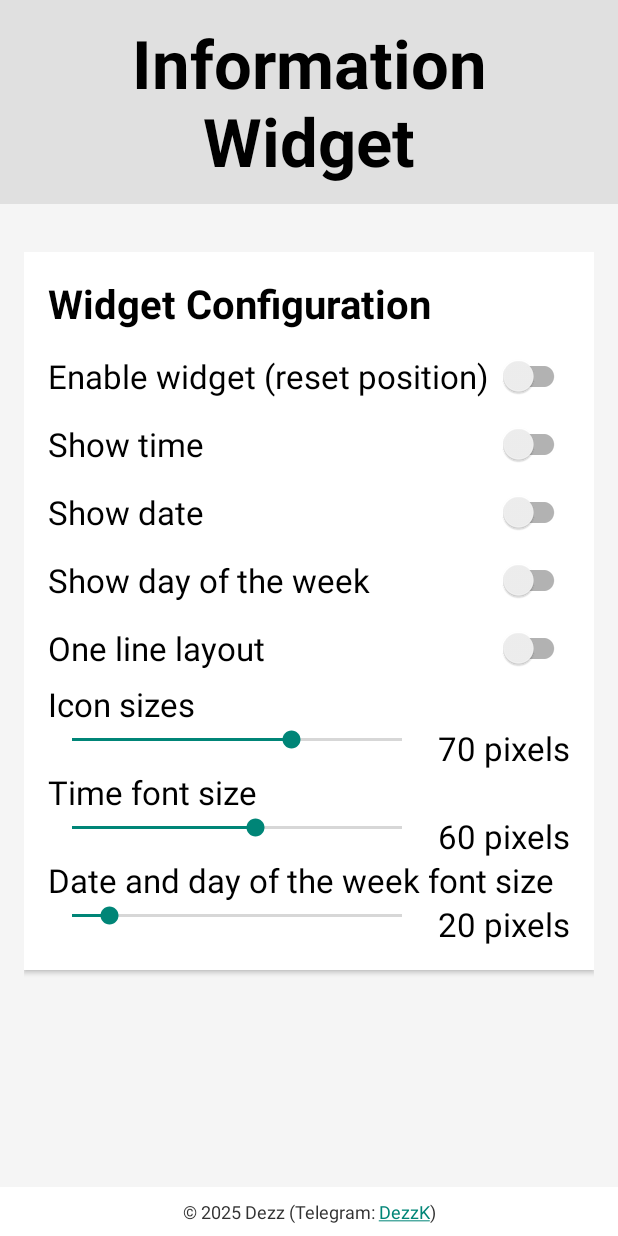
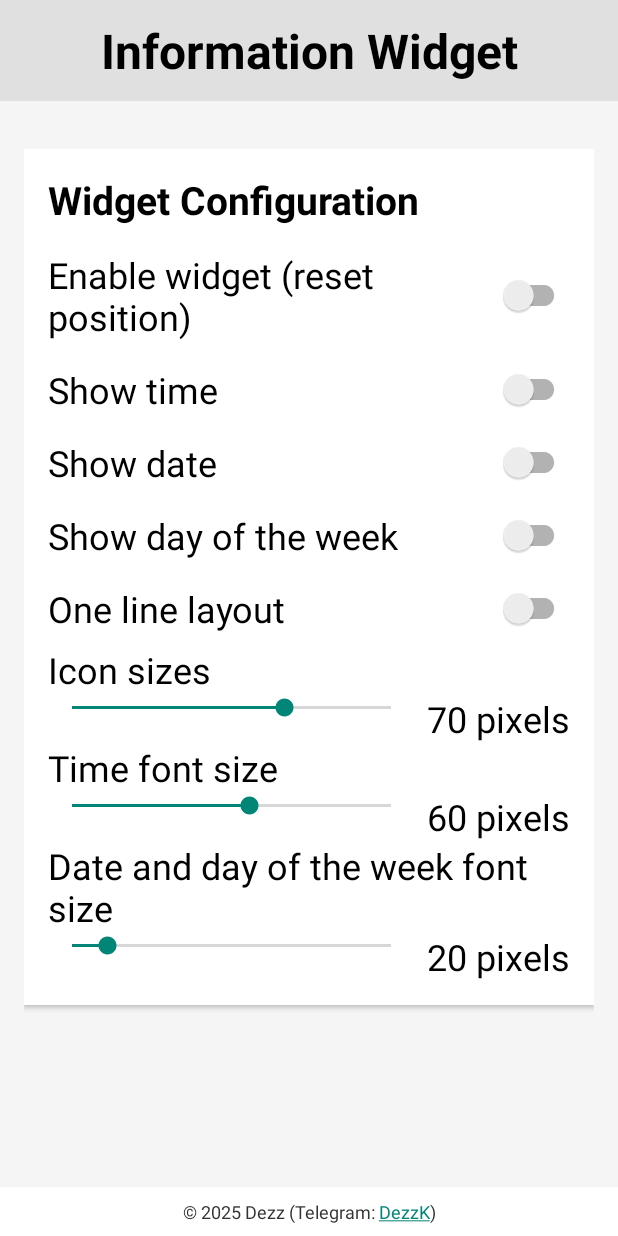
Before and after one commit to DezzK/status-widget, an Android app: the screen it shows after launch (MainActivity), on a phone screen of 412 x 824 dp. Run offline under Robolectric (Android 15) with nearby library versions, the phone set to English and light mode, and no system bars.

Commit message:
fix: update font sizes in main activity

```diff
--- a/app/src/main/res/layout/activity_main.xml
+++ b/app/src/main/res/layout/activity_main.xml
@@ -35,7 +35,7 @@
         android:paddingVertical="12sp"
         android:text="@string/app_name"
         android:textColor="@color/text_primary"
-        android:textSize="20pt"
+        android:textSize="32sp"
         android:textStyle="bold" />
 
     <ScrollView
@@ -67,7 +67,7 @@
                     android:layout_marginBottom="8sp"
                     android:text="@string/widget_title"
                     android:textColor="@color/text_primary"
-                    android:textSize="12pt"
+                    android:textSize="26sp"
                     android:textStyle="bold" />
 
                 <androidx.appcompat.widget.SwitchCompat
@@ -77,7 +77,7 @@
                     android:layout_marginVertical="8sp"
                     android:text="@string/enable_widget"
                     android:textColor="@color/text_primary"
-                    android:textSize="10pt" />
+                    android:textSize="24sp" />
 
                 <androidx.appcompat.widget.SwitchCompat
                     android:id="@+id/showTimeSwitch"
@@ -86,7 +86,7 @@
                     android:layout_marginVertical="8sp"
                     android:text="@string/show_time"
                     android:textColor="@color/text_primary"
-                    android:textSize="10pt" />
+                    android:textSize="24sp" />
 
                 <androidx.appcompat.widget.SwitchCompat
                     android:id="@+id/showDateSwitch"
@@ -95,7 +95,7 @@
                     android:layout_marginVertical="8sp"
                     android:text="@string/show_date"
                     android:textColor="@color/text_primary"
-                    android:textSize="10pt" />
+                    android:textSize="24sp" />
 
                 <androidx.appcompat.widget.SwitchCompat
                     android:id="@+id/showDaySwitch"
@@ -104,7 +104,7 @@
                     android:layout_marginVertical="8sp"
                     android:text="@string/show_day_of_the_week"
                     android:textColor="@color/text_primary"
-                    android:textSize="10pt" />
+                    android:textSize="24sp" />
 
                 <androidx.appcompat.widget.SwitchCompat
                     android:id="@+id/oneLineLayoutSwitch"
@@ -113,7 +113,7 @@
                     android:layout_marginVertical="8sp"
                     android:text="@string/one_line_layout"
                     android:textColor="@color/text_primary"
-                    android:textSize="10pt" />
+                    android:textSize="24sp" />
 
                 <!-- Icon Sizes -->
                 <TextView
@@ -121,7 +121,7 @@
                     android:layout_height="wrap_content"
                     android:text="@string/icon_size"
                     android:textColor="@color/text_primary"
-                    android:textSize="10pt" />
+                    android:textSize="24sp" />
 
                 <LinearLayout
                     android:layout_width="match_parent"
@@ -144,7 +144,7 @@
                         android:layout_height="wrap_content"
                         android:text="@string/icon_size_value_format"
                         android:textColor="@color/text_primary"
-                        android:textSize="10pt" />
+                        android:textSize="24sp" />
                 </LinearLayout>
 
                 <!-- Time Font Size -->
@@ -153,7 +153,7 @@
                     android:layout_height="wrap_content"
                     android:text="@string/time_font_size"
                     android:textColor="@color/text_primary"
-                    android:textSize="10pt" />
+                    android:textSize="24sp" />
 
                 <LinearLayout
                     android:layout_width="match_parent"
@@ -176,7 +176,7 @@
                         android:layout_height="wrap_content"
                         android:text="@string/font_size_value_format"
                         android:textColor="@color/text_primary"
-                        android:textSize="10pt" />
+                        android:textSize="24sp" />
                 </LinearLayout>
 
                 <!-- Date Font Size -->
@@ -185,7 +185,7 @@
                     android:layout_height="wrap_content"
                     android:text="@string/date_font_size"
                     android:textColor="@color/text_primary"
-                    android:textSize="10pt" />
+                    android:textSize="24sp" />
 
                 <LinearLayout
                     android:layout_width="match_parent"
@@ -208,7 +208,7 @@
                         android:layout_height="wrap_content"
                         android:text="@string/font_size_value_format"
                         android:textColor="@color/text_primary"
-                        android:textSize="10pt" />
+                        android:textSize="24sp" />
                 </LinearLayout>
             </LinearLayout>
         </LinearLayout>
```
